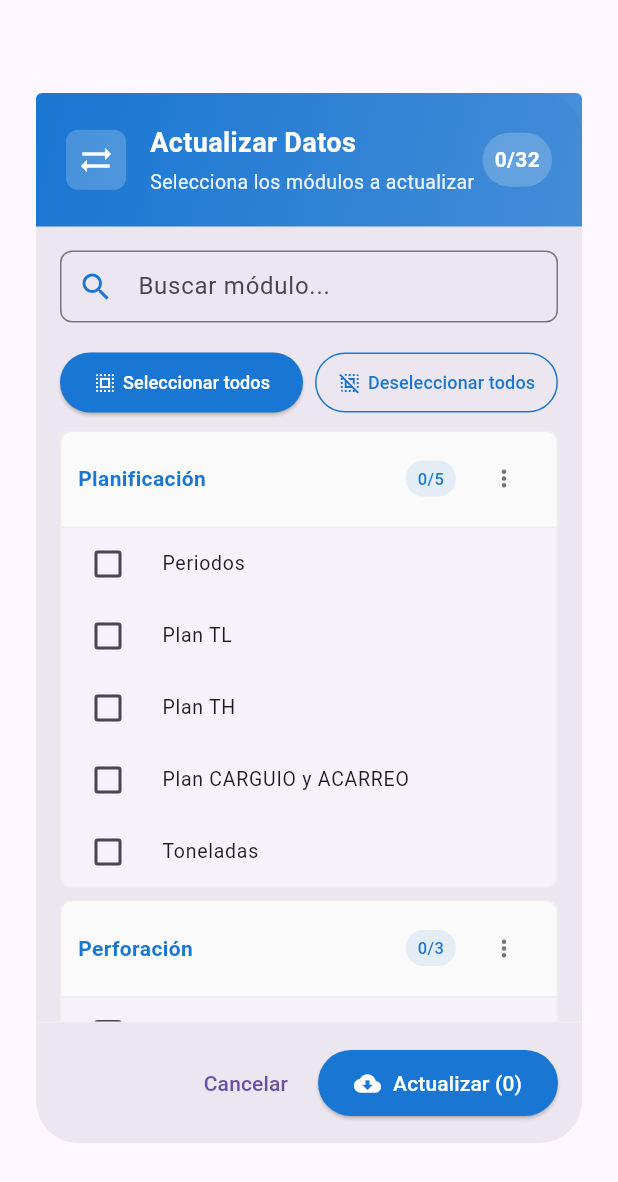
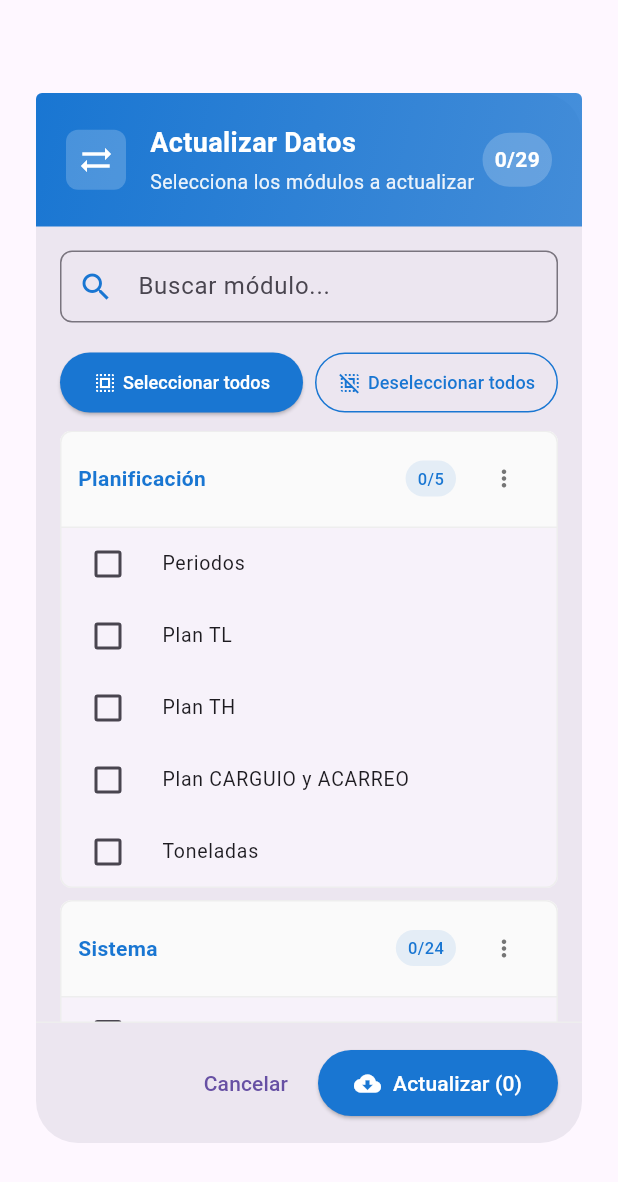
Before and after one commit to Aldaair/flutter_alpa, a Flutter app: the ActualizacionDialog widget shown alone on an empty page, opened directly, on a phone screen of 412 x 824 dp. Shown: the top 1182 px of the screen. Run offline on Flutter 3.47's test engine with Material 3 defaults, Android fonts, the phone set to English and light mode, and no system bars; our stand-ins replace connectivity_plus, flutter_secure_storage, internet_connection_checker, sqflite, sqflite_common_ffi; missing offline and left inert: bcrypt; accounts and stored records are empty.

Commit message:
servicios auxiliares screen

```diff
--- a/lib/screens/Dash/actualizacion_dialog.dart
+++ b/lib/screens/Dash/actualizacion_dialog.dart
@@ -24,23 +24,18 @@ class _ActualizacionDialogState extends State<ActualizacionDialog> {
       'Plan CARGUIO y ACARREO',
       'Toneladas',
     ],
-    'Perforación': ['Tipos Perforación', 'Accesorios', 'Numero de retardos'],
     'Sistema': [
-      'Jefes Guardia',
       'Estados',
-      'Categorías Estados',
       'Checklist',
-      'Usuarios',
-      'Destinos',
-      'Horometros',
+      'Tipos Perforación',
       'Equipos',
-      'Zonas',
-      'Tipos Equipo',
-      'Accesorios',
       'Longitud Barras',
       'Pernos',
       'Mallas',
+      'Horometros',
+      'Jefes Guardia',
       'Minas',
+      'Zonas',
       'Areas',
       'Fases',
       'Tipos Labor',
@@ -50,7 +45,10 @@ class _ActualizacionDialogState extends State<ActualizacionDialog> {
       'Labores',
       'Turnos',
       'Procesos',
+      'Destinos',
       'Cargos',
+      'Usuarios',
+      'Categorías Estados',
     ],
   };
 
```
Also changed, not shown: lib/screens/Dash/reporte_sreen.dart (+13 -0 lines).
